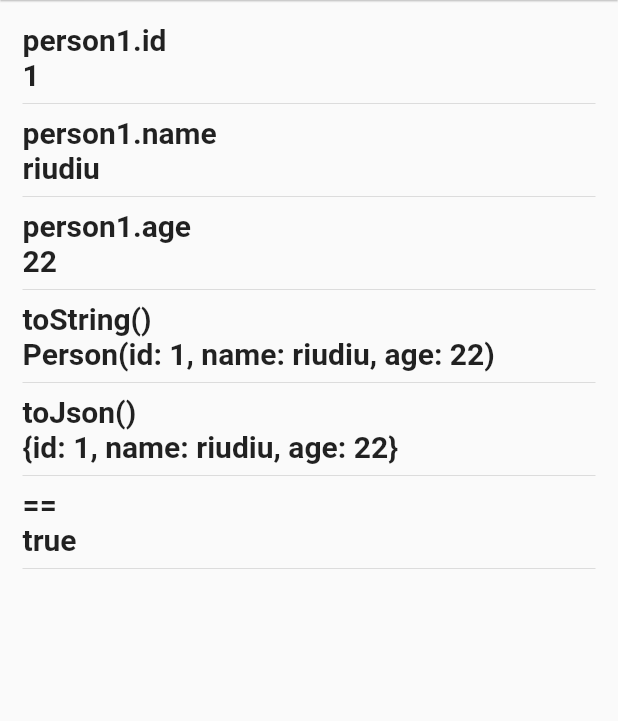
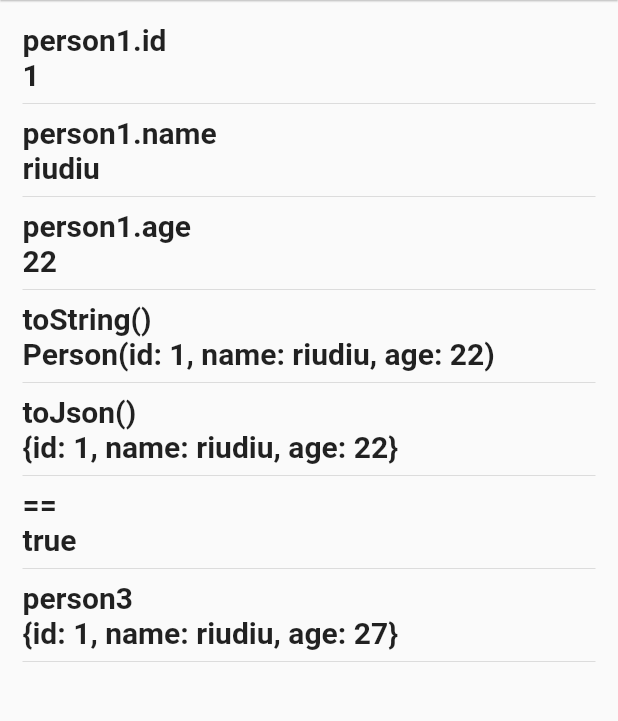
Before and after one commit to Danny-Yun/flutter-freezed, a Flutter app: the screen it shows after launch, on a phone screen of 412 x 824 dp, the part 84-805 px from its top. Run offline on Flutter 3.47's test engine with Material 2 defaults, Android fonts, the phone set to English and light mode, and no system bars; our stand-ins replace freezed_annotation.

Commit message:
CopyWith 추가

```diff
--- a/lib/main.dart
+++ b/lib/main.dart
@@ -56,6 +56,13 @@ class _MyHomeState extends State<MyHome> {
   Widget build(BuildContext context) {
     final person1 = Person(id: 1, name: 'riudiu', age: 22);
     final person2 = Person(id: 1, name: 'riudiu', age: 22);
+
+    // freezed는 immutable(불변)한 개념을 가지기 때문에 따로 setter를 지정할순 없다.
+    // 게다가 final 때문에 person1.age = 27; 이런 식으로 값을 바꿀 수 없다.
+
+    // 그래서 무언가 하나만을 수정하고 싶을 때 아래와 같이 .copyWith으로 매우 간편하게 바꿀 수 있다.
+    final person3 = person1.copyWith(age: 27);
+
     return Scaffold(
       appBar: AppBar(
         title: Text('flutter freezed'),
@@ -72,6 +79,7 @@ class _MyHomeState extends State<MyHome> {
             renderText('toString()', person1.toString()),
             renderText('toJson()', person1.toJson().toString()),
             renderText('==', (person1 == person2).toString()),
+            renderText('person3', person3.toJson().toString()),
           ],
         ),
       ),
```
